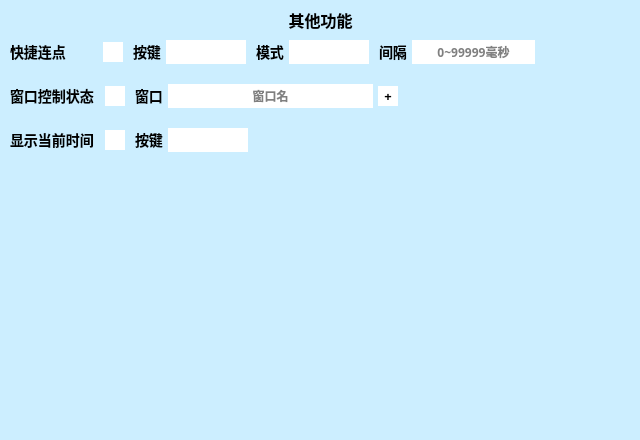
Before: the Qt Designer form .ui/FuncUi.ui in hongliangdu/Quickinput, drawn with Qt 5.
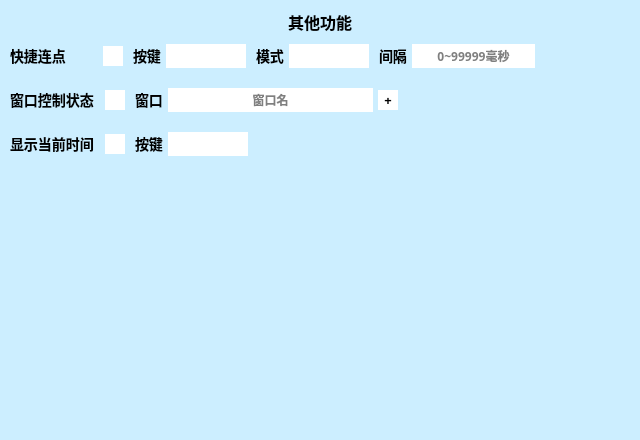
After: the same form once the commit is applied. Custom widgets are drawn as their Qt base class.

What changed in the file:
```diff
--- a/.ui/FuncUi.ui
+++ b/.ui/FuncUi.ui
@@ -31,15 +31,24 @@
   <property name="styleSheet">
    <string notr="true">#FuncUiClass{background-color:#CEF;border-bottom-left-radius:10px;border-bottom-right-radius:10px;}</string>
   </property>
+  <layout class="QVBoxLayout" name="verticalLayout_2">
+   <property name="spacing">
+    <number>10</number>
+   </property>
+   <property name="leftMargin">
+    <number>10</number>
+   </property>
+   <property name="topMargin">
+    <number>10</number>
+   </property>
+   <property name="rightMargin">
+    <number>10</number>
+   </property>
+   <property name="bottomMargin">
+    <number>10</number>
+   </property>
+   <item>
   <widget class="QLabel" name="lbOther">
-   <property name="geometry">
-    <rect>
-     <x>10</x>
-     <y>10</y>
-     <width>621</width>
-     <height>20</height>
-    </rect>
-   </property>
    <property name="font">
     <font>
      <family>Microsoft YaHei</family>
@@ -58,15 +67,8 @@
     <set>Qt::AlignCenter</set>
    </property>
   </widget>
-  <widget class="QWidget" name="verticalLayoutWidget">
-   <property name="geometry">
-    <rect>
-     <x>10</x>
-     <y>40</y>
-     <width>621</width>
-     <height>391</height>
-    </rect>
-   </property>
+   </item>
+   <item>
    <layout class="QVBoxLayout" name="verticalLayout">
     <property name="spacing">
      <number>20</number>
@@ -786,7 +788,8 @@
      </spacer>
     </item>
    </layout>
-  </widget>
+   </item>
+  </layout>
  </widget>
  <customwidgets>
   <customwidget>
```
Lines whose indentation alone changed are shown as unchanged.
